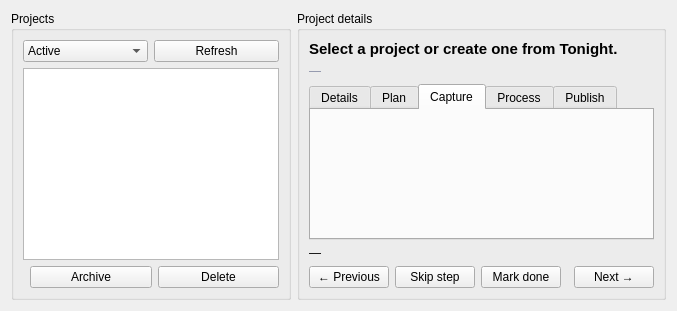
The window that nightscribe/gui/ui/projects_tab.ui (irydeo/nightscribe) describes before a commit, drawn with Qt 5.
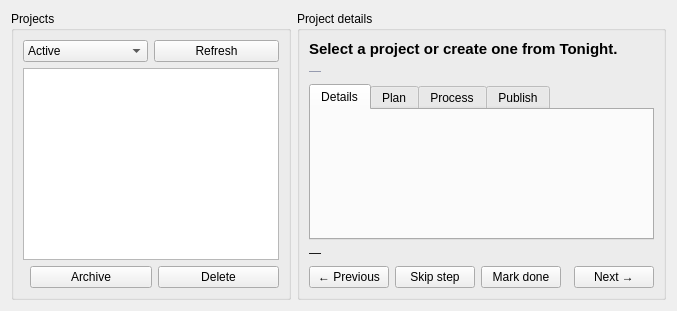
The same window after the commit. The open tabs and pages were chosen to show the change.

Commit message: Core/Gui: 3-step Plan & Capture flow (migration V3, ADR-019 review) + real CCDciel JSON-RPC control (ADR-030)

```diff
--- a/nightscribe/gui/ui/projects_tab.ui
+++ b/nightscribe/gui/ui/projects_tab.ui
@@ -65,10 +65,6 @@
           <attribute name="title"><string>Plan</string></attribute>
           <layout class="QVBoxLayout" name="planLayout"/>
          </widget>
-        <widget class="QWidget" name="tab_capture">
-         <attribute name="title"><string>Capture</string></attribute>
-         <layout class="QVBoxLayout" name="captureLayout"/>
-        </widget>
         <widget class="QWidget" name="tab_process">
          <attribute name="title"><string>Process</string></attribute>
          <layout class="QVBoxLayout" name="processLayout"/>
```
Lines whose indentation alone changed are shown as unchanged. The commit also changes 22 other files.
